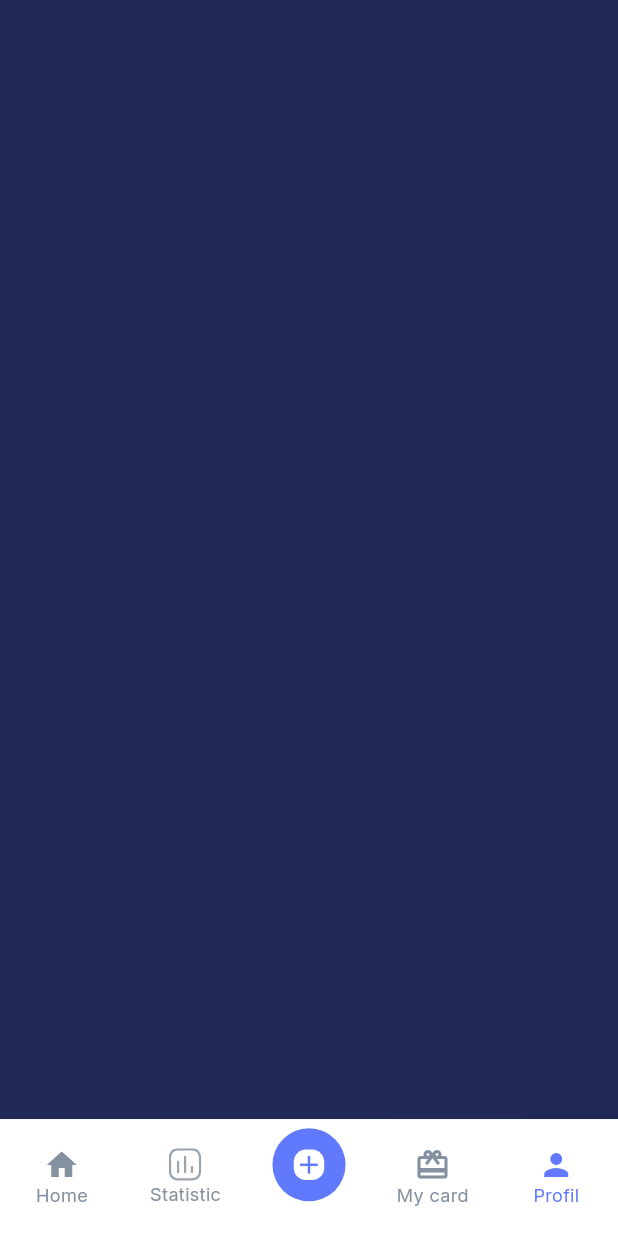
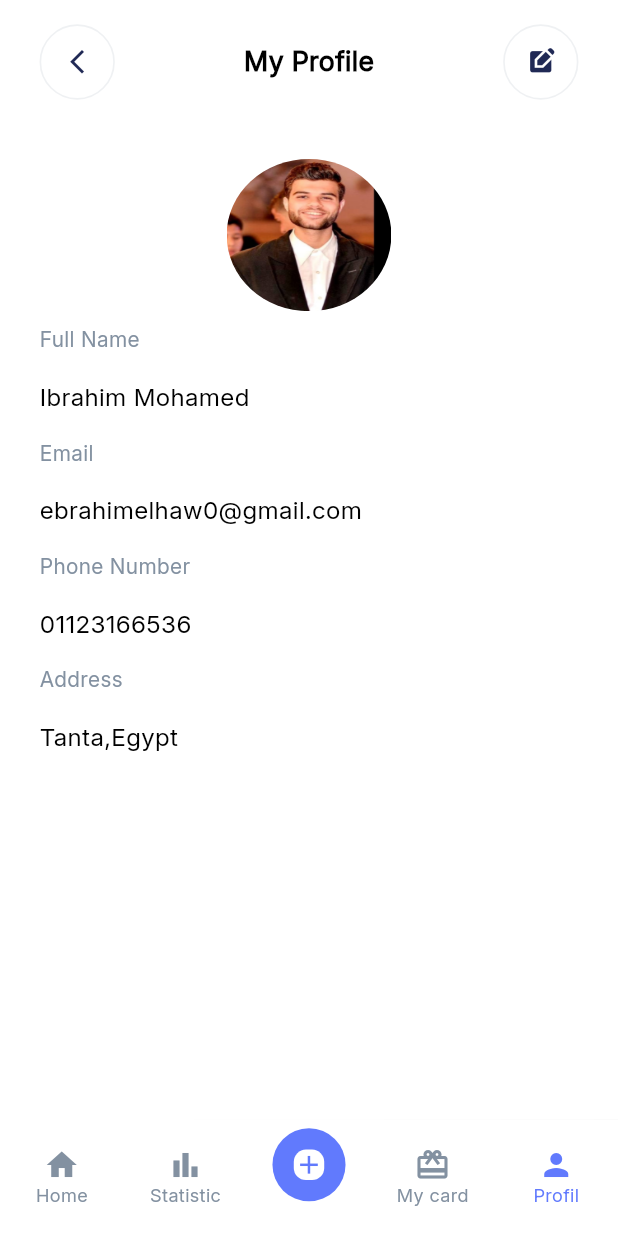
Before and after one commit to Elhaw2003/finance-app, a Flutter app: the MainScreen screen opened by its route, item 5 of the bottom bar chosen, on a phone screen of 412 x 824 dp. Run offline on Flutter 3.47's test engine with Material 3 defaults, Android fonts, the phone set to English and light mode, and no system bars; our stand-ins replace carousel_slider, fl_chart, flutter_screenutil, flutter_svg, go_router, pin_code_fields and 1 more.

Commit message:
my profile screen done

```diff
--- a/lib/core/routing/router_generation_config.dart
+++ b/lib/core/routing/router_generation_config.dart
@@ -3,7 +3,7 @@ import 'package:finance_app/features/auth/forgot_password/presentation/view/forg
 import 'package:finance_app/features/auth/login/presentation/view/login_screen.dart';
 import 'package:finance_app/features/auth/otp_verification/presentation/view/otp_verification_screen.dart';
 import 'package:finance_app/features/auth/register/presentation/view/register_screen.dart';
-import 'package:finance_app/features/main/pesentation/view/main_screen.dart';
+import 'package:finance_app/features/main/presentation/view/main_screen.dart';
 import 'package:finance_app/features/onboarding/presentation/view/onboarding_screen.dart';
 import 'package:go_router/go_router.dart';
 
--- a/lib/core/utilities/app_texts.dart
+++ b/lib/core/utilities/app_texts.dart
@@ -47,4 +47,8 @@ class AppTexts{
   static const String allCards = "All Cards";
   static const String outcome = "Outcome";
   static const String income = "Income";
+  static const String fullName = "Full Name";
+  static const String address = "Address";
+  static const String phoneNumber = "Phone Number";
+  static const String notFoundItem = "Not Found Item......";
 }
--- a/lib/features/auth/login/presentation/view/widgets/login_body.dart
+++ b/lib/features/auth/login/presentation/view/widgets/login_body.dart
@@ -94,7 +94,7 @@ class _LoginBodyState extends State<LoginBody> {
                CustomButtonWidget(
                 onPressed: (){
                   if(formKey.currentState!.validate()){
-                    GoRouter.of(context).pushNamed(AppRoutes.otpVerifyScreen);
+                    GoRouter.of(context).pushNamed(AppRoutes.mainScreen);
                   }
                 },
                   title: AppTexts.login,
--- a/lib/features/auth/register/presentation/view/widgets/register_body.dart
+++ b/lib/features/auth/register/presentation/view/widgets/register_body.dart
@@ -1,3 +1,4 @@
+import 'package:finance_app/core/routing/app_routes.dart';
 import 'package:finance_app/core/utilities/app_colors.dart';
 import 'package:finance_app/core/widgets/custom_button_widget.dart';
 import 'package:finance_app/core/widgets/custom_text_field_widget.dart';
@@ -8,6 +9,7 @@ import 'package:finance_app/features/auth/widgets/rich_text_widget.dart';
 import 'package:finance_app/features/auth/widgets/social_icon_widget.dart';
 import 'package:flutter/material.dart';
 import 'package:flutter_screenutil/flutter_screenutil.dart';
+import 'package:go_router/go_router.dart';
 import '../../../../../../core/utilities/app_texts.dart';
 import '../../../../../../generated/assets.dart';
 import '../../../../widgets/arrow_appbar_widget.dart';
@@ -87,7 +89,7 @@ class _RegisterBodyState extends State<RegisterBody> {
                CustomButtonWidget(
                 onPressed: (){
                   if(formKey.currentState!.validate()){
-
+                    GoRouter.of(context).pushNamed(AppRoutes.otpVerifyScreen);
                   }
                 },
                   title: AppTexts.register,
--- a/lib/features/home/presentation/view/widgets/custom_slider_indicator_widget.dart
+++ b/lib/features/home/presentation/view/widgets/custom_slider_indicator_widget.dart
@@ -38,7 +38,7 @@ class _CustomSliderIndicatorWidgetState extends State<CustomSliderIndicatorWidge
               initialPage: 0,
               enableInfiniteScroll: true,
               reverse: false,
-              autoPlay: false,
+              autoPlay: true,
               autoPlayInterval: const Duration(seconds: 3),
               autoPlayAnimationDuration: const Duration(milliseconds: 800),
               autoPlayCurve: Curves.fastOutSlowIn,
--- a/lib/features/main/pesentation/view/main_screen.dart
+++ b/lib/features/main/presentation/view/main_screen.dart
@@ -1,7 +1,9 @@
 import 'package:finance_app/core/utilities/app_colors.dart';
 import 'package:finance_app/features/home/presentation/view/widgets/home_body.dart';
-import 'package:finance_app/features/main/pesentation/view/widgets/bottom_bar_widget.dart';
+import 'package:finance_app/features/main/presentation/view/widgets/bottom_bar_widget.dart';
 import 'package:finance_app/features/my_card/presentation/view/my_card_screen.dart';
+import 'package:finance_app/features/my_profile/presentation/view/my_profile_screen.dart';
+import 'package:finance_app/features/plus/presentation/view/plus_screen.dart';
 import 'package:finance_app/features/statistic/presentation/view/statistic_screen.dart';
 import 'package:flutter/material.dart';
 class MainScreen extends StatefulWidget {
@@ -16,17 +18,9 @@ class _MainScreenState extends State<MainScreen> {
   List<Widget> screens = [
     const HomeBody(),
     const StatisticScreen(),
-    Container(
-      color: AppColors.black202955,
-      width: double.infinity,
-      height: double.infinity,
-    ),
+    const PlusScreen(),
     const MyCardScreen(),
-    Container(
-      color: AppColors.black202955,
-      width: double.infinity,
-      height: double.infinity,
-    ),
+    const MyProfileScreen(),
   ];
   @override
   Widget build(BuildContext context) {
--- a/lib/features/main/pesentation/view/widgets/bottom_bar_widget.dart
+++ b/lib/features/main/presentation/view/widgets/bottom_bar_widget.dart
@@ -38,8 +38,8 @@ class BottomBarWidget extends StatelessWidget {
               icon: Icon(Icons.home),
               label: AppTexts.home
           ),
-          BottomNavigationBarItem(
-              icon: SvgPicture.asset(Assets.iconsChart),
+          const BottomNavigationBarItem(
+              icon: Icon(Icons.bar_chart),
               label: AppTexts.statistic
           ),
           BottomNavigationBarItem(
--- /dev/null
+++ b/lib/features/my_profile/presentation/view/my_profile_screen.dart
@@ -0,0 +1,37 @@
+import 'package:finance_app/features/my_profile/presentation/view/widgets/filled_widget.dart';
+import 'package:finance_app/features/my_profile/presentation/view/widgets/profile_picture_widget.dart';
+import 'package:flutter/material.dart';
+import 'package:flutter_screenutil/flutter_screenutil.dart';
+
+import '../../../../core/utilities/app_texts.dart';
+import '../../../../core/widgets/custom_appbar_widget.dart';
+import '../../../../core/widgets/spacing_widget.dart';
+class MyProfileScreen extends StatelessWidget {
+  const MyProfileScreen({super.key});
+
+  @override
+  Widget build(BuildContext context) {
+    return Padding(
+      padding:  EdgeInsets.symmetric(horizontal: 24.w),
+      child: const Column(
+        crossAxisAlignment: CrossAxisAlignment.start,
+        children: [
+          HeightSpacing(height: 16),
+          CustomAppbarWidget(title: AppTexts.myProfile, icon: Icons.edit_square),
+          HeightSpacing(height: 39),
+          Align(
+            alignment: Alignment.center,
+              child: ProfilePictureWidget()),
+          HeightSpacing(height: 9),
+          FilledWidget(title: AppTexts.fullName,valueOfTitle: AppTexts.ibrahimMohamed,),
+          HeightSpacing(height: 16),
+          FilledWidget(title: AppTexts.email,valueOfTitle: "ebrahimelhaw0@gmail.com",),
+          HeightSpacing(height: 16),
+          FilledWidget(title: AppTexts.phoneNumber,valueOfTitle: "01123166536",),
+          HeightSpacing(height: 16),
+          FilledWidget(title: AppTexts.address,valueOfTitle: "Tanta,Egypt",),
+        ],
+      ),
+    );
+  }
+}
--- /dev/null
+++ b/lib/features/my_profile/presentation/view/widgets/filled_widget.dart
@@ -0,0 +1,27 @@
+import 'package:finance_app/core/utilities/app_fonts.dart';
+import 'package:finance_app/core/utilities/app_styles.dart';
+import 'package:finance_app/core/widgets/spacing_widget.dart';
+import 'package:flutter/material.dart';
+
+class FilledWidget extends StatelessWidget {
+  const FilledWidget({super.key, required this.title, required this.valueOfTitle});
+  final String title;
+  final String valueOfTitle;
+  @override
+  Widget build(BuildContext context) {
+    return Column(
+      crossAxisAlignment: CrossAxisAlignment.start,
+      children: [
+        Text(
+            title,
+          style: AppStyles.subTitlesStyle.copyWith(fontFamily: AppFonts.inter,fontSize: 14),
+        ),
+        const HeightSpacing(height: 16),
+        Text(
+            valueOfTitle,
+          style: AppStyles.black600wSize16Inter.copyWith(fontWeight: FontWeight.w500),
+        ),
+      ],
+    );
+  }
+}
--- /dev/null
+++ b/lib/features/my_profile/presentation/view/widgets/profile_picture_widget.dart
@@ -0,0 +1,20 @@
+import 'package:flutter/material.dart';
+import 'package:flutter_screenutil/flutter_screenutil.dart';
+
+import '../../../../../generated/assets.dart';
+
+class ProfilePictureWidget extends StatelessWidget {
+  const ProfilePictureWidget({super.key});
+
+  @override
+  Widget build(BuildContext context) {
+    return ClipOval(
+      child: Image.asset(
+        Assets.imagesProfile,
+        width: 100.w,
+        height: 100.h,
+        fit: BoxFit.fill,
+      ),
+    );
+  }
+}
--- a/lib/features/onboarding/presentation/view/onboarding_body.dart
+++ b/lib/features/onboarding/presentation/view/onboarding_body.dart
@@ -24,7 +24,7 @@ class OnboardingBody extends StatelessWidget {
         21.verticalSpace,
          CustomButtonWidget(
           onPressed: (){
-            GoRouter.of(context).pushNamed(AppRoutes.mainScreen);
+            GoRouter.of(context).pushNamed(AppRoutes.loginScreen);
           },
             title: AppTexts.login,
             titleColor: AppColors.white,
--- /dev/null
+++ b/lib/features/plus/presentation/view/plus_screen.dart
@@ -0,0 +1,18 @@
+import 'package:finance_app/core/utilities/app_texts.dart';
+import 'package:flutter/material.dart';
+
+import '../../../../core/utilities/app_styles.dart';
+
+class PlusScreen extends StatelessWidget {
+  const PlusScreen({super.key});
+
+  @override
+  Widget build(BuildContext context) {
+    return  Center(
+      child: Text(
+          AppTexts.notFoundItem,
+        style: AppStyles.primaryHeadLineStyle,
+      ),
+    );
+  }
+}
--- a/lib/main.dart
+++ b/lib/main.dart
@@ -1,13 +1,7 @@
 import 'package:finance_app/core/routing/router_generation_config.dart';
-import 'package:finance_app/core/utilities/app_colors.dart';
-import 'package:finance_app/core/utilities/app_texts.dart';
 import 'package:finance_app/core/utilities/app_theme.dart';
-import 'package:finance_app/core/widgets/custom_button_widget.dart';
-import 'package:finance_app/core/widgets/custom_text_field_widget.dart';
-import 'package:finance_app/features/onboarding/presentation/view/onboarding_screen.dart';
 import 'package:flutter/material.dart';
 import 'package:flutter_screenutil/flutter_screenutil.dart';
-
 main() {
   runApp( const FinanceApp());
 }
--- a/pubspec.yaml
+++ b/pubspec.yaml
@@ -42,6 +42,7 @@ dependencies:
   carousel_slider: ^5.0.0
   smooth_page_indicator: ^1.2.0+3
   fl_chart: ^0.69.0
+  shared_preferences: ^2.4.0
 
 dev_dependencies:
   flutter_test:
```
Also changed, not shown: assets/icons/Edit-Square.svg (added), lib/generated/assets.dart, pubspec.lock, 1 other file.
